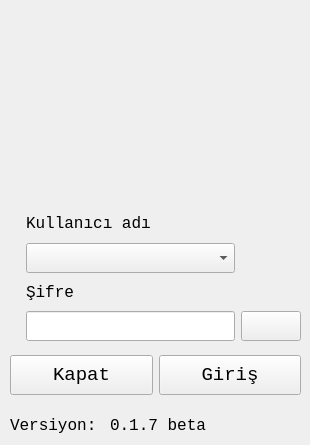
First picture: the form in loginform.ui, repository mamoo81/bhss, before the edit.
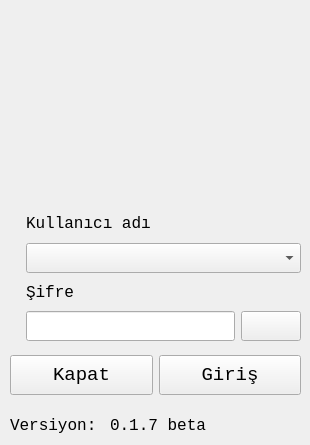
Second picture: the form after the edit. Icons and pictures are not drawn.

Diff of the .ui file:
```diff
--- a/loginform.ui
+++ b/loginform.ui
@@ -157,7 +157,7 @@
      <string>Versiyon:</string>
     </property>
    </widget>
-   <widget class="QWidget" name="">
+   <widget class="QWidget" name="layoutWidget">
     <property name="geometry">
      <rect>
       <x>10</x>
@@ -174,16 +174,6 @@
        </property>
       </widget>
      </item>
-     <item row="1" column="1">
-      <widget class="QComboBox" name="CmBoxUserName">
-       <property name="font">
-        <font>
-         <family>Monospace</family>
-         <pointsize>14</pointsize>
-        </font>
-       </property>
-      </widget>
-     </item>
      <item row="2" column="1">
       <widget class="QLabel" name="label_3">
        <property name="text">
@@ -261,6 +251,16 @@
        </property>
       </widget>
      </item>
+     <item row="1" column="1" colspan="2">
+      <widget class="QComboBox" name="CmBoxUserName">
+       <property name="font">
+        <font>
+         <family>Monospace</family>
+         <pointsize>14</pointsize>
+        </font>
+       </property>
+      </widget>
+     </item>
     </layout>
    </widget>
   </widget>
```
Left out of the diff: 3 changed lines with no effect on the pictures.
